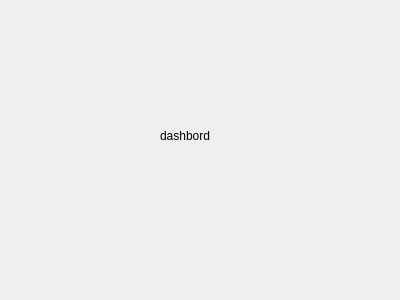
The window that GUI/resource/ui/dashboard_plugin/dashboard_widget.ui (xiaoyu12139/zengnui-manage) describes before a commit, drawn with Qt 5.
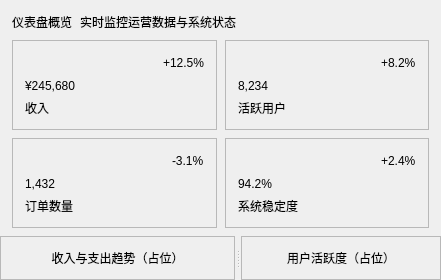
The same window after the commit.

The edit to the form file:
```diff
--- a/GUI/resource/ui/dashboard_plugin/dashboard_widget.ui
+++ b/GUI/resource/ui/dashboard_plugin/dashboard_widget.ui
@@ -6,26 +6,454 @@
    <rect>
     <x>0</x>
     <y>0</y>
-    <width>400</width>
-    <height>300</height>
+    <width>441</width>
+    <height>265</height>
    </rect>
   </property>
   <property name="windowTitle">
    <string>Form</string>
   </property>
-  <widget class="QLabel" name="label">
-   <property name="geometry">
-    <rect>
-     <x>160</x>
-     <y>130</y>
-     <width>54</width>
-     <height>12</height>
-    </rect>
+  <layout class="QVBoxLayout" name="verticalLayout">
+   <property name="spacing">
+    <number>8</number>
    </property>
-   <property name="text">
-    <string>dashbord</string>
+   <property name="leftMargin">
+    <number>0</number>
    </property>
-  </widget>
+   <property name="topMargin">
+    <number>0</number>
+   </property>
+   <property name="rightMargin">
+    <number>0</number>
+   </property>
+   <property name="bottomMargin">
+    <number>0</number>
+   </property>
+   <item>
+    <layout class="QHBoxLayout" name="headerLayout">
+     <property name="leftMargin">
+      <number>12</number>
+     </property>
+     <property name="topMargin">
+      <number>12</number>
+     </property>
+     <property name="rightMargin">
+      <number>12</number>
+     </property>
+     <property name="bottomMargin">
+      <number>0</number>
+     </property>
+     <item>
+      <widget class="QLabel" name="titleLabel">
+       <property name="text">
+        <string>仪表盘概览</string>
+       </property>
+      </widget>
+     </item>
+     <item>
+      <widget class="QLabel" name="subtitleLabel">
+       <property name="text">
+        <string>实时监控运营数据与系统状态</string>
+       </property>
+      </widget>
+     </item>
+     <item>
+      <spacer name="headerSpacer">
+       <property name="orientation">
+        <enum>Qt::Horizontal</enum>
+       </property>
+       <property name="sizeHint" stdset="0">
+        <size>
+         <width>40</width>
+         <height>20</height>
+        </size>
+       </property>
+      </spacer>
+     </item>
+    </layout>
+   </item>
+   <item>
+    <layout class="QGridLayout" name="summaryGrid">
+     <property name="leftMargin">
+      <number>12</number>
+     </property>
+     <property name="topMargin">
+      <number>0</number>
+     </property>
+     <property name="rightMargin">
+      <number>12</number>
+     </property>
+     <property name="bottomMargin">
+      <number>0</number>
+     </property>
+     <property name="spacing">
+      <number>8</number>
+     </property>
+     <item row="0" column="0">
+      <widget class="QFrame" name="card1">
+       <property name="sizePolicy">
+        <sizepolicy hsizetype="Expanding" vsizetype="Fixed">
+         <horstretch>0</horstretch>
+         <verstretch>0</verstretch>
+        </sizepolicy>
+       </property>
+       <property name="frameShape">
+        <enum>QFrame::StyledPanel</enum>
+       </property>
+       <layout class="QVBoxLayout" name="card1Layout">
+        <property name="leftMargin">
+         <number>12</number>
+        </property>
+        <property name="topMargin">
+         <number>12</number>
+        </property>
+        <property name="rightMargin">
+         <number>12</number>
+        </property>
+        <property name="bottomMargin">
+         <number>12</number>
+        </property>
+        <item>
+         <layout class="QHBoxLayout" name="card1Header">
+          <item>
+           <widget class="QLabel" name="card1Icon">
+            <property name="text">
+             <string/>
+            </property>
+           </widget>
+          </item>
+          <item>
+           <spacer name="card1HeaderSpacer">
+            <property name="orientation">
+             <enum>Qt::Horizontal</enum>
+            </property>
+            <property name="sizeHint" stdset="0">
+             <size>
+              <width>40</width>
+              <height>20</height>
+             </size>
+            </property>
+           </spacer>
+          </item>
+          <item>
+           <widget class="QLabel" name="card1Delta">
+            <property name="text">
+             <string>+12.5%</string>
+            </property>
+           </widget>
+          </item>
+         </layout>
+        </item>
+        <item>
+         <widget class="QLabel" name="card1Value">
+          <property name="text">
+           <string>¥245,680</string>
+          </property>
+         </widget>
+        </item>
+        <item>
+         <widget class="QLabel" name="card1Label">
+          <property name="text">
+           <string>收入</string>
+          </property>
+         </widget>
+        </item>
+       </layout>
+      </widget>
+     </item>
+     <item row="0" column="1">
+      <widget class="QFrame" name="card2">
+       <property name="sizePolicy">
+        <sizepolicy hsizetype="Expanding" vsizetype="Fixed">
+         <horstretch>0</horstretch>
+         <verstretch>0</verstretch>
+        </sizepolicy>
+       </property>
+       <property name="frameShape">
+        <enum>QFrame::StyledPanel</enum>
+       </property>
+       <layout class="QVBoxLayout" name="card2Layout">
+        <property name="leftMargin">
+         <number>12</number>
+        </property>
+        <property name="topMargin">
+         <number>12</number>
+        </property>
+        <property name="rightMargin">
+         <number>12</number>
+        </property>
+        <property name="bottomMargin">
+         <number>12</number>
+        </property>
+        <item>
+         <layout class="QHBoxLayout" name="card2Header">
+          <item>
+           <widget class="QLabel" name="card2Icon">
+            <property name="text">
+             <string/>
+            </property>
+           </widget>
+          </item>
+          <item>
+           <spacer name="card2HeaderSpacer">
+            <property name="orientation">
+             <enum>Qt::Horizontal</enum>
+            </property>
+            <property name="sizeHint" stdset="0">
+             <size>
+              <width>40</width>
+              <height>20</height>
+             </size>
+            </property>
+           </spacer>
+          </item>
+          <item>
+           <widget class="QLabel" name="card2Delta">
+            <property name="text">
+             <string>+8.2%</string>
+            </property>
+           </widget>
+          </item>
+         </layout>
+        </item>
+        <item>
+         <widget class="QLabel" name="card2Value">
+          <property name="text">
+           <string>8,234</string>
+          </property>
+         </widget>
+        </item>
+        <item>
+         <widget class="QLabel" name="card2Label">
+          <property name="text">
+           <string>活跃用户</string>
+          </property>
+         </widget>
+        </item>
+       </layout>
+      </widget>
+     </item>
+     <item row="1" column="0">
+      <widget class="QFrame" name="card3">
+       <property name="sizePolicy">
+        <sizepolicy hsizetype="Expanding" vsizetype="Fixed">
+         <horstretch>0</horstretch>
+         <verstretch>0</verstretch>
+        </sizepolicy>
+       </property>
+       <property name="frameShape">
+        <enum>QFrame::StyledPanel</enum>
+       </property>
+       <layout class="QVBoxLayout" name="card3Layout">
+        <property name="leftMargin">
+         <number>12</number>
+        </property>
+        <property name="topMargin">
+         <number>12</number>
+        </property>
+        <property name="rightMargin">
+         <number>12</number>
+        </property>
+        <property name="bottomMargin">
+         <number>12</number>
+        </property>
+        <item>
+         <layout class="QHBoxLayout" name="card3Header">
+          <item>
+           <widget class="QLabel" name="card3Icon">
+            <property name="text">
+             <string/>
+            </property>
+           </widget>
+          </item>
+          <item>
+           <spacer name="card3HeaderSpacer">
+            <property name="orientation">
+             <enum>Qt::Horizontal</enum>
+            </property>
+            <property name="sizeHint" stdset="0">
+             <size>
+              <width>40</width>
+              <height>20</height>
+             </size>
+            </property>
+           </spacer>
+          </item>
+          <item>
+           <widget class="QLabel" name="card3Delta">
+            <property name="text">
+             <string>-3.1%</string>
+            </property>
+           </widget>
+          </item>
+         </layout>
+        </item>
+        <item>
+         <widget class="QLabel" name="card3Value">
+          <property name="text">
+           <string>1,432</string>
+          </property>
+         </widget>
+        </item>
+        <item>
+         <widget class="QLabel" name="card3Label">
+          <property name="text">
+           <string>订单数量</string>
+          </property>
+         </widget>
+        </item>
+       </layout>
+      </widget>
+     </item>
+     <item row="1" column="1">
+      <widget class="QFrame" name="card4">
+       <property name="sizePolicy">
+        <sizepolicy hsizetype="Expanding" vsizetype="Fixed">
+         <horstretch>0</horstretch>
+         <verstretch>0</verstretch>
+        </sizepolicy>
+       </property>
+       <property name="frameShape">
+        <enum>QFrame::StyledPanel</enum>
+       </property>
+       <layout class="QVBoxLayout" name="card4Layout">
+        <property name="leftMargin">
+         <number>12</number>
+        </property>
+        <property name="topMargin">
+         <number>12</number>
+        </property>
+        <property name="rightMargin">
+         <number>12</number>
+        </property>
+        <property name="bottomMargin">
+         <number>12</number>
+        </property>
+        <item>
+         <layout class="QHBoxLayout" name="card4Header">
+          <item>
+           <widget class="QLabel" name="card4Icon">
+            <property name="text">
+             <string/>
+            </property>
+           </widget>
+          </item>
+          <item>
+           <spacer name="card4HeaderSpacer">
+            <property name="orientation">
+             <enum>Qt::Horizontal</enum>
+            </property>
+            <property name="sizeHint" stdset="0">
+             <size>
+              <width>40</width>
+              <height>20</height>
+             </size>
+            </property>
+           </spacer>
+          </item>
+          <item>
+           <widget class="QLabel" name="card4Delta">
+            <property name="text">
+             <string>+2.4%</string>
+            </property>
+           </widget>
+          </item>
+         </layout>
+        </item>
+        <item>
+         <widget class="QLabel" name="card4Value">
+          <property name="text">
+           <string>94.2%</string>
+          </property>
+         </widget>
+        </item>
+        <item>
+         <widget class="QLabel" name="card4Label">
+          <property name="text">
+           <string>系统稳定度</string>
+          </property>
+         </widget>
+        </item>
+       </layout>
+      </widget>
+     </item>
+    </layout>
+   </item>
+   <item>
+    <widget class="QSplitter" name="contentSplitter">
+     <property name="sizePolicy">
+      <sizepolicy hsizetype="Expanding" vsizetype="Expanding">
+       <horstretch>1</horstretch>
+       <verstretch>1</verstretch>
+      </sizepolicy>
+     </property>
+     <property name="orientation">
+      <enum>Qt::Horizontal</enum>
+     </property>
+     <property name="handleWidth">
+      <number>6</number>
+     </property>
+     <widget class="QFrame" name="chartFrame1">
+      <property name="frameShape">
+       <enum>QFrame::StyledPanel</enum>
+      </property>
+      <layout class="QVBoxLayout" name="chartInnerLayout1">
+       <property name="leftMargin">
+        <number>12</number>
+       </property>
+       <property name="topMargin">
+        <number>12</number>
+       </property>
+       <property name="rightMargin">
+        <number>12</number>
+       </property>
+       <property name="bottomMargin">
+        <number>12</number>
+       </property>
+       <item>
+        <widget class="QLabel" name="chartPlaceholder1">
+         <property name="text">
+          <string>收入与支出趋势（占位）</string>
+         </property>
+         <property name="alignment">
+          <set>Qt::AlignCenter</set>
+         </property>
+        </widget>
+       </item>
+      </layout>
+     </widget>
+     <widget class="QFrame" name="chartFrame2">
+      <property name="frameShape">
+       <enum>QFrame::StyledPanel</enum>
+      </property>
+      <layout class="QVBoxLayout" name="chartInnerLayout2">
+       <property name="leftMargin">
+        <number>12</number>
+       </property>
+       <property name="topMargin">
+        <number>12</number>
+       </property>
+       <property name="rightMargin">
+        <number>12</number>
+       </property>
+       <property name="bottomMargin">
+        <number>12</number>
+       </property>
+       <item>
+        <widget class="QLabel" name="chartPlaceholder2">
+         <property name="text">
+          <string>用户活跃度（占位）</string>
+         </property>
+         <property name="alignment">
+          <set>Qt::AlignCenter</set>
+         </property>
+        </widget>
+       </item>
+      </layout>
+     </widget>
+    </widget>
+   </item>
+  </layout>
  </widget>
  <resources/>
  <connections/>
```
Left out of the diff: 2 changed lines with no effect on the pictures.
